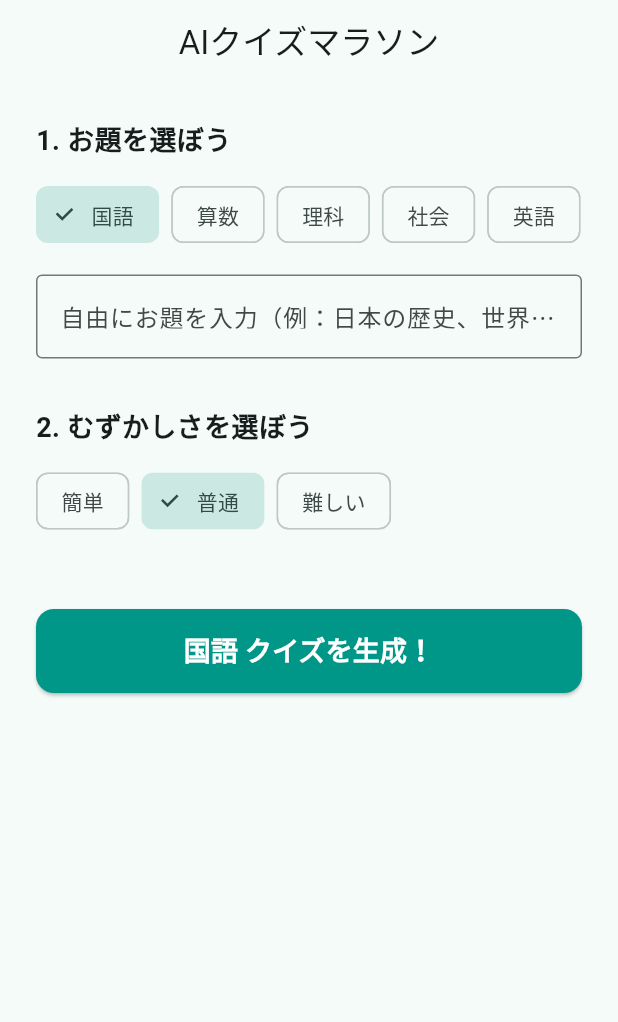
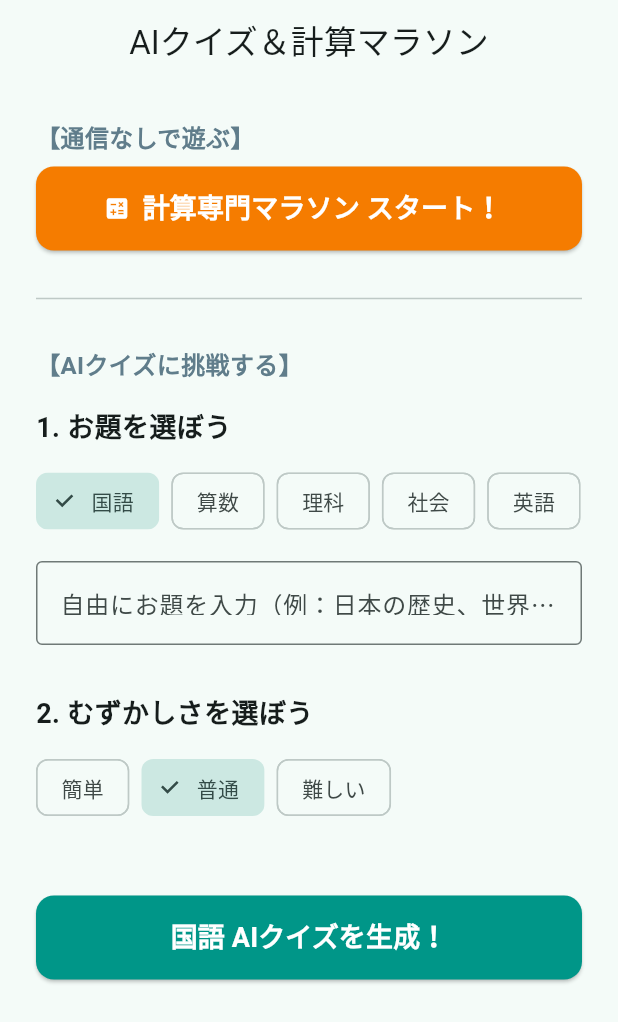
Before and after one commit to tomoya1418/ai_quiz_marathon, a Flutter app: the screen it shows after launch, on a phone screen of 412 x 824 dp. Shown: the top 1022 px of the screen. Run offline on Flutter 3.47's test engine with Material 3 defaults, Android fonts, the phone set to English and light mode, and no system bars; our stand-ins replace google_generative_ai.

Commit message:
feat: 計算専門マラソン機能の追加とQuizModelエラーの解消

```diff
--- a/lib/main.dart
+++ b/lib/main.dart
@@ -1,7 +1,6 @@
 import 'dart:async';
 import 'dart:math';
 import 'package:flutter/material.dart';
-// 先ほど作成したAIサービスのファイルをインポート
 import 'services/ai_service.dart';
 
 void main() {
@@ -15,7 +14,7 @@ class QuizApp extends StatelessWidget {
   Widget build(BuildContext context) {
     return MaterialApp(
       title: 'AIクイズマラソン',
-      debugShowCheckedModeBanner: false, // 画面右上のDebugリボンを非表示にする
+      debugShowCheckedModeBanner: false,
       theme: ThemeData(
         colorScheme: ColorScheme.fromSeed(seedColor: Colors.teal),
         useMaterial3: true,
@@ -26,7 +25,7 @@ class QuizApp extends StatelessWidget {
 }
 
 // =================================================================
-// 1. トップ画面（お題選択・難易度設定）
+// 1. トップ画面（お題選択・難易度設定・計算マラソン入り口）
 // =================================================================
 class QuizTopScreen extends StatefulWidget {
   const QuizTopScreen({super.key});
@@ -39,17 +38,66 @@ class _QuizTopScreenState extends State<QuizTopScreen> {
   final _aiService = AiService();
   final _textController = TextEditingController();
 
-  String _selectedTheme = '国語'; // 初期選択のお題
-  String _selectedDifficulty = '普通'; // 初期選択の難易度
+  String _selectedTheme = '国語';
+  String _selectedDifficulty = '普通';
   bool _isLoading = false;
 
-  // 固定の5教科リスト
   final List<String> _subjects = ['国語', '算数', '理科', '社会', '英語'];
   final List<String> _difficulties = ['簡単', '普通', '難しい'];
 
-  // AIクイズの生成と遷移の処理
+  // 🔥 【新規】APIを使わず、プログラムの乱数だけで計算クイズを10問自動生成する関数
+  void _startMathMarathon() {
+    final random = Random();
+    List<QuizModel> mathQuizzes = [];
+
+    for (int i = 0; i < 10; i++) {
+      // 1〜50のランダムな数字を2つ生成
+      int num1 = random.nextInt(50) + 1;
+      int num2 = random.nextInt(50) + 1;
+
+      // 足し算か引き算かをランダムで決定
+      bool isAddition = random.nextBool();
+      String questionText = isAddition ? '$num1 + $num2 = ?' : '$num1 - $num2 = ?';
+      int correctAnswerVal = isAddition ? (num1 + num2) : (num1 - num2);
+
+      // 誤答択（ダミー選択肢）を3つ作成（正解と被らないようにする）
+      Set<int> wrongAnswers = {};
+      while (wrongAnswers.length < 3) {
+        // 正解の数字の周辺からランダムに散らす
+        int diff = random.nextInt(20) - 10; // -10 〜 +9
+        int wrongVal = correctAnswerVal + diff;
+        if (wrongVal != correctAnswerVal) {
+          wrongAnswers.add(wrongVal);
+        }
+      }
+
+      // 選択肢のリスト（String型）を組み立てる
+      List<String> choices = [
+        correctAnswerVal.toString(),
+        ...wrongAnswers.map((e) => e.toString())
+      ];
+
+      // クイズモデルに変換してリストに追加
+      mathQuizzes.add(QuizModel(
+        question: questionText,
+        choices: choices,
+        correctAnswer: correctAnswerVal.toString(),
+        category: '計算専門',
+        questionType: 'four_choices', // 🔥 ここを追加！
+      ));
+    }
+
+    // 計算クイズデータを持って、直接プレイ画面へ遷移（API通信は一切発生しない）
+    Navigator.push(
+      context,
+      MaterialPageRoute(
+        builder: (context) => QuizPlayScreen(quizList: mathQuizzes),
+      ),
+    );
+  }
+
+  // AIクイズの生成と遷移の処理（こちらはGemini APIを使用）
   Future<void> _startAiQuiz() async {
-    // テキスト入力があればそれを優先、なければ選択されている教科にする
     final finalTheme = _textController.text.trim().isNotEmpty
         ? _textController.text.trim()
         : _selectedTheme;
@@ -59,7 +107,6 @@ class _QuizTopScreenState extends State<QuizTopScreen> {
     });
 
     try {
-      // AIサービスを呼び出してクイズデータを取得
       final quizzes = await _aiService.generateAIQuizzes(
         theme: finalTheme,
         difficulty: _selectedDifficulty,
@@ -71,7 +118,6 @@ class _QuizTopScreenState extends State<QuizTopScreen> {
         _isLoading = false;
       });
 
-      // 取得成功したら、クイズリストを持ってプレイ画面へ遷移
       Navigator.push(
         context,
         MaterialPageRoute(
@@ -84,12 +130,11 @@ class _QuizTopScreenState extends State<QuizTopScreen> {
       setState(() {
         _isLoading = false;
       });
-      // エラーが起きた場合はダイアログで通知
       showDialog(
         context: context,
         builder: (context) => AlertDialog(
           title: const Text('エラー'),
-          content: const Text('クイズの生成に失敗しました。APIキーの設定や通信環境を確認してください。'),
+          content: const Text('クイズの生成に失敗しました。APIキーの設定や通信環境を確認してください。\n※計算専門マラソンは通信なしで遊べます。'),
           actions: [
             TextButton(
               onPressed: () => Navigator.pop(context),
@@ -109,7 +154,6 @@ class _QuizTopScreenState extends State<QuizTopScreen> {
 
   @override
   Widget build(BuildContext context) {
-    // ローディング中の場合は専用の画面を表示
     if (_isLoading) {
       return const Scaffold(
         body: Center(
@@ -128,15 +172,39 @@ class _QuizTopScreenState extends State<QuizTopScreen> {
     }
 
     return Scaffold(
-      appBar: AppBar(title: const Text('AIクイズマラソン'), centerTitle: true),
+      appBar: AppBar(title: const Text('AIクイズ＆計算マラソン'), centerTitle: true),
       body: SingleChildScrollView(
         padding: const EdgeInsets.all(24.0),
         child: Column(
           crossAxisAlignment: CrossAxisAlignment.start,
           children: [
+            // 🔥 【追加】通信もAPIも一切使わない「計算専門マラソン」の起動ボタン
+            const Text('【通信なしで遊ぶ】', style: TextStyle(fontSize: 16, fontWeight: FontWeight.bold, color: Colors.blueGrey)),
+            const SizedBox(height: 8),
+            SizedBox(
+              width: double.infinity,
+              height: 56,
+              child: ElevatedButton.icon(
+                onPressed: _startMathMarathon,
+                style: ElevatedButton.styleFrom(
+                  backgroundColor: Colors.orange.shade700,
+                  foregroundColor: Colors.white,
+                  shape: RoundedRectangleBorder(borderRadius: BorderRadius.circular(12)),
+                ),
+                icon: const Icon(Icons.calculate),
+                label: const Text('計算専門マラソン スタート！', style: TextStyle(fontSize: 18, fontWeight: FontWeight.bold)),
+              ),
+            ),
+
+            const Padding(
+              padding: EdgeInsets.symmetric(vertical: 24.0),
+              child: Divider(), // 区切り線
+            ),
+
+            const Text('【AIクイズに挑戦する】', style: TextStyle(fontSize: 16, fontWeight: FontWeight.bold, color: Colors.blueGrey)),
+            const SizedBox(height: 16),
             const Text('1. お題を選ぼう', style: TextStyle(fontSize: 18, fontWeight: FontWeight.bold)),
             const SizedBox(height: 12),
-            // 5教科の選択チップ
             Wrap(
               spacing: 8.0,
               children: _subjects.map((subject) {
@@ -148,7 +216,7 @@ class _QuizTopScreenState extends State<QuizTopScreen> {
                     if (selected) {
                       setState(() {
                         _selectedTheme = subject;
-                        _textController.clear(); // フリー入力をクリア
+                        _textController.clear();
                       });
                     }
                   },
@@ -156,22 +224,20 @@ class _QuizTopScreenState extends State<QuizTopScreen> {
               }).toList(),
             ),
             const SizedBox(height: 16),
-            // フリー入力テキストボックス
             TextField(
               controller: _textController,
               decoration: const InputDecoration(
-                labelText: '自由にお題を入力（例：日本の歴史、世界遺産、宇宙）',
+                labelText: '自由にお題を入力（例：日本の歴史、世界遺産）',
                 border: OutlineInputBorder(),
                 hintText: 'ここに入力すると上の選択より優先されます',
               ),
               onChanged: (value) {
-                setState(() {}); // 入力状態に応じて一番下のボタンの文言を変えるため画面再描画
+                setState(() {});
               },
             ),
             const SizedBox(height: 32),
             const Text('2. むずかしさを選ぼう', style: TextStyle(fontSize: 18, fontWeight: FontWeight.bold)),
             const SizedBox(height: 12),
-            // 難易度の選択チップ
             Row(
               children: _difficulties.map((diff) {
                 return Padding(
@@ -191,7 +257,7 @@ class _QuizTopScreenState extends State<QuizTopScreen> {
               }).toList(),
             ),
             const SizedBox(height: 48),
-            // スタートボタン
+            // AIクイズ用のスタートボタン
             SizedBox(
               width: double.infinity,
               height: 56,
@@ -203,7 +269,7 @@ class _QuizTopScreenState extends State<QuizTopScreen> {
                   shape: RoundedRectangleBorder(borderRadius: BorderRadius.circular(12)),
                 ),
                 child: Text(
-                  '${_textController.text.trim().isNotEmpty ? _textController.text.trim() : _selectedTheme} クイズを生成！',
+                  '${_textController.text.trim().isNotEmpty ? _textController.text.trim() : _selectedTheme} AIクイズを生成！',
                   style: const TextStyle(fontSize: 18, fontWeight: FontWeight.bold),
                 ),
               ),
@@ -228,17 +294,16 @@ class QuizPlayScreen extends StatefulWidget {
 }
 
 class _QuizPlayScreenState extends State<QuizPlayScreen> {
-  int _currentIndex = 0; // 現在何問目か (0〜9)
+  int _currentIndex = 0;
   int _score = 0;
   bool _isGameOver = false;
   bool _isGameClear = false;
 
-  // タイマー関連
   Timer? _timer;
-  final double _maxTime = 10.0; // 4択は一律10秒制限
+  final double _maxTime = 10.0;
   double _remainingTime = 10.0;
 
-  List<String> _shuffledChoices = []; // シャッフルされた選択肢の格納用
+  List<String> _shuffledChoices = [];
 
   @override
   void initState() {
@@ -246,10 +311,8 @@ class _QuizPlayScreenState extends State<QuizPlayScreen> {
     _setupQuestion();
   }
 
-  // 現在の問題を設定し、選択肢をシャッフルする
   void _setupQuestion() {
     if (_currentIndex >= widget.quizList.length) {
-      // 10問すべて全問正解した場合
       setState(() {
         _isGameClear = true;
       });
@@ -260,7 +323,6 @@ class _QuizPlayScreenState extends State<QuizPlayScreen> {
     final currentQuiz = widget.quizList[_currentIndex];
 
     setState(() {
-      // choices配列をコピーしてランダムにシャッフル (..shuffle()はカスケード演算子)
       _shuffledChoices = List<String>.from(currentQuiz.choices)..shuffle();
       _remainingTime = _maxTime;
     });
@@ -268,14 +330,13 @@ class _QuizPlayScreenState extends State<QuizPlayScreen> {
     _startTimer();
   }
 
-  // 10秒のカウントダウンタイマー（0.1秒刻みでスムーズに減らす）
   void _startTimer() {
     _timer?.cancel();
     _timer = Timer.periodic(const Duration(milliseconds: 100), (timer) {
       setState(() {
         if (_remainingTime <= 0.1) {
           _timer?.cancel();
-          _isGameOver = true; // 時間切れでゲームオーバー
+          _isGameOver = true;
         } else {
           _remainingTime -= 0.1;
         }
@@ -283,18 +344,15 @@ class _QuizPlayScreenState extends State<QuizPlayScreen> {
     });
   }
 
-  // 選択肢がタップされた時の正誤判定処理
   void _answerQuestion(String selectedChoice) {
     _timer?.cancel();
     final currentQuiz = widget.quizList[_currentIndex];
 
     if (selectedChoice == currentQuiz.correctAnswer) {
-      // 正解の場合
       _score++;
       _currentIndex++;
-      _setupQuestion(); // 次の問題のセットアップへ
+      _setupQuestion();
     } else {
-      // 不正解の場合（マラソン形式なので即ゲームオーバー）
       setState(() {
         _isGameOver = true;
       });
@@ -317,11 +375,10 @@ class _QuizPlayScreenState extends State<QuizPlayScreen> {
     return Scaffold(
       appBar: AppBar(
         title: Text('第 ${_currentIndex + 1} 問 / 全 ${widget.quizList.length} 問'),
-        automaticallyImplyLeading: false, // プレイ中に誤って戻るのを防ぐため戻るボタンを非表示
+        automaticallyImplyLeading: false,
       ),
       body: Column(
         children: [
-          // スコアとジャンル表示
           Padding(
             padding: const EdgeInsets.all(16.0),
             child: Row(
@@ -332,14 +389,12 @@ class _QuizPlayScreenState extends State<QuizPlayScreen> {
               ],
             ),
           ),
-          // カウントダウンプログレスバー
           LinearProgressIndicator(
             value: _remainingTime / _maxTime,
             backgroundColor: Colors.grey[300],
             color: _remainingTime < 3.0 ? Colors.red : Colors.teal,
           ),
           const Spacer(),
-          // 問題文の表示
           Padding(
             padding: const EdgeInsets.symmetric(horizontal: 24.0),
             child: Text(
@@ -349,7 +404,6 @@ class _QuizPlayScreenState extends State<QuizPlayScreen> {
             ),
           ),
           const Spacer(),
-          // 4択ボタンの配置
           Padding(
             padding: const EdgeInsets.symmetric(horizontal: 16.0, vertical: 24.0),
             child: Column(
@@ -379,7 +433,6 @@ class _QuizPlayScreenState extends State<QuizPlayScreen> {
     );
   }
 
-  // --- ゲームオーバー画面 ---
   Widget _buildGameOverScreen() {
     return Scaffold(
       body: Center(
@@ -407,7 +460,6 @@ class _QuizPlayScreenState extends State<QuizPlayScreen> {
     );
   }
 
-  // --- ゲームクリア画面 ---
   Widget _buildGameClearScreen() {
     return Scaffold(
       body: Center(
@@ -418,7 +470,7 @@ class _QuizPlayScreenState extends State<QuizPlayScreen> {
             const SizedBox(height: 16),
             const Text('完全制覇！おめでとう！', style: TextStyle(fontSize: 32, fontWeight: FontWeight.bold, color: Colors.amber)),
             const SizedBox(height: 8),
-            const Text('AIが作った10問のクイズをすべてクリアしました！', style: TextStyle(fontSize: 16, color: Colors.grey)),
+            const Text('10問のマラソンクイズをすべてクリアしました！', style: TextStyle(fontSize: 16, color: Colors.grey)),
             const SizedBox(height: 40),
             ElevatedButton(
               onPressed: () => Navigator.pop(context),
```
